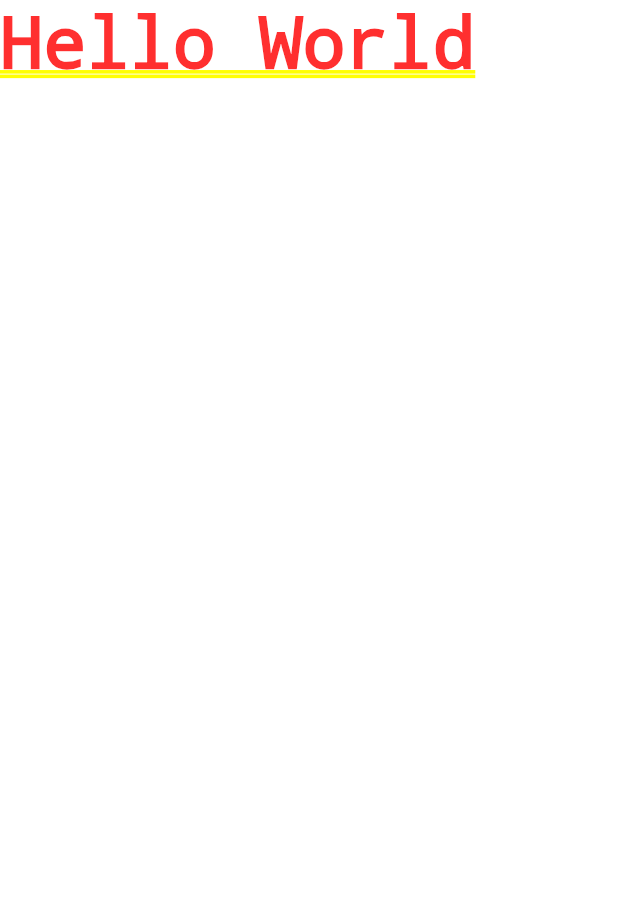
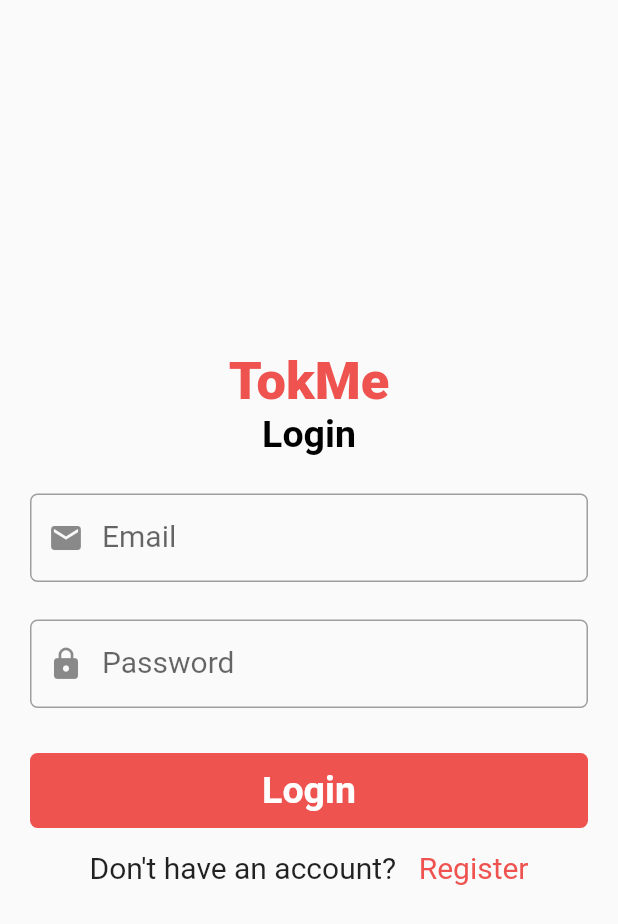
Before and after one commit to muktade/Tok-Me-Flutter, a Flutter app: the screen it shows after launch, on a phone screen of 412 x 824 dp. Shown: the top 924 px of the screen. Run offline on Flutter 3.47's test engine with Material 2 defaults, Android fonts, the phone set to English and light mode, and no system bars.

Commit message:
signin ok

```diff
--- a/lib/constant/colors.dart
+++ b/lib/constant/colors.dart
@@ -4,3 +4,4 @@ import 'package:flutter/material.dart';
 const backgroundColor = Colors.black;
 var buttonColor = Colors.red[400];
 const borderColor = Colors.grey;
+const textColor = Colors.white;
--- a/lib/main.dart
+++ b/lib/main.dart
@@ -1,5 +1,6 @@
 import 'package:flutter/material.dart';
 import 'package:tokme/constant/colors.dart';
+import 'package:tokme/views/screens/auth/login_screen.dart';
 
 void main() {
   runApp(const MyApp());
@@ -11,11 +12,12 @@ class MyApp extends StatelessWidget {
   @override
   Widget build(BuildContext context) {
     return MaterialApp(
+      debugShowCheckedModeBanner: false,
       title: 'TokMe',
       theme: ThemeData(
-        scaffoldBackgroundColor: backgroundColor,
+        // scaffoldBackgroundColor: backgroundColor,
       ),
-      home:const Text('Hello World'),
+      home:LoginScreen(),
     );
   }
 }
--- /dev/null
+++ b/lib/views/screens/auth/login_screen.dart
@@ -0,0 +1,118 @@
+import 'package:flutter/material.dart';
+import 'package:tokme/constant/colors.dart';
+import 'package:tokme/wedgets/text_input_fields.dart';
+
+class LoginScreen extends StatelessWidget {
+  LoginScreen({Key? key}) : super(key: key);
+
+  final TextEditingController _emailController = TextEditingController();
+  final TextEditingController _passwordController = TextEditingController();
+
+  @override
+  Widget build(BuildContext context) {
+    return Scaffold(
+        body: Container(
+      alignment: Alignment.center,
+      child: Column(
+        mainAxisAlignment: MainAxisAlignment.center,
+        children: [
+          Text(
+            'TokMe',
+            style: TextStyle(
+              fontSize: 35.0,
+              color: buttonColor,
+              fontWeight: FontWeight.w900,
+            ),
+          ),
+          const Text(
+            'Login',
+            style: TextStyle(
+              fontSize: 25.0,
+              color: Colors.black,
+              fontWeight: FontWeight.w700,
+            ),
+          ),
+          const SizedBox(
+            height: 25.0,
+          ),
+          Container(
+            width: MediaQuery.of(context).size.width,
+            margin: const EdgeInsets.symmetric(horizontal: 20.0),
+            child: TextInputFields(
+              controller: _emailController,
+              lableText: 'Email',
+              icon: Icons.email,
+            ),
+          ),
+          const SizedBox(
+            height: 25.0,
+          ),
+          Container(
+            width: MediaQuery.of(context).size.width,
+            margin: const EdgeInsets.symmetric(horizontal: 20.0),
+            child: TextInputFields(
+              controller: _passwordController,
+              lableText: 'Password',
+              icon: Icons.lock,
+            ),
+          ),
+          SizedBox(
+            height: 30.0,
+          ),
+          Container(
+            width: MediaQuery.of(context).size.width - 40.0,
+            height: 50.0,
+            decoration: BoxDecoration(
+              color: buttonColor,
+              borderRadius: const BorderRadius.all(
+                Radius.circular(5),
+              ),
+            ),
+            child: InkWell(
+              onTap: () {
+                print('User Login');
+              },
+              child: const Center(
+                child: Text(
+                  'Login',
+                  style: TextStyle(
+                    fontSize: 25.0,
+                    color: Colors.white,
+                    fontWeight: FontWeight.w700,
+                  ),
+                ),
+              ),
+            ),
+          ),
+          const SizedBox(
+            height: 15.0,
+          ),
+          Row(
+            mainAxisAlignment: MainAxisAlignment.center,
+            children: [
+              const Text(
+                'Don\'t have an account?',
+                style: TextStyle(
+                  fontSize: 20.0,
+                ),
+              ),
+              const SizedBox(width: 15.0,),
+              InkWell(
+                onTap:(){
+                  print('Go To Registration Page');
+                },
+                child: Text(
+                  'Register',
+                  style: TextStyle(
+                      fontSize: 20.0,
+                      color: buttonColor
+                  ),
+                ),
+              ),
+            ],
+          ),
+        ],
+      ),
+    ));
+  }
+}
--- /dev/null
+++ b/lib/wedgets/text_input_fields.dart
@@ -0,0 +1,42 @@
+import 'package:flutter/material.dart';
+import 'package:tokme/constant/colors.dart';
+
+class TextInputFields extends StatelessWidget {
+  final TextEditingController controller;
+  final String lableText;
+  final bool isObscure;
+  final IconData icon;
+
+  const TextInputFields({
+    Key? key,
+    required this.controller,
+    required this.lableText,
+    this.isObscure = false,
+    required this.icon
+  }) : super(key: key);
+
+  @override
+  Widget build(BuildContext context) {
+    return TextField(
+      controller: controller,
+      decoration: InputDecoration(
+        labelText: lableText,
+        prefixIcon: Icon(icon),
+        labelStyle: const TextStyle(fontSize: 20.0),
+        enabledBorder: OutlineInputBorder(
+          borderRadius: BorderRadius.circular(5),
+          borderSide: const BorderSide(
+            color: borderColor,
+          ),
+        ),
+        focusedBorder: OutlineInputBorder(
+          borderRadius: BorderRadius.circular(5),
+          borderSide: const BorderSide(
+            color: borderColor,
+          ),
+        ),
+      ),
+      obscureText: isObscure,
+    );
+  }
+}
```
